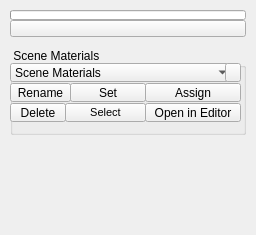
This is ui/1_base_menus/2_sub_menus/3_main_menus/materials.ui in m3trik/Scripts_portable as Qt 5 draws it before an edit. The edited form follows.
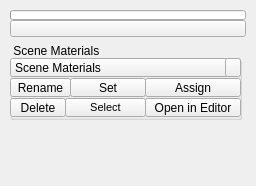
This is the edited form. Custom widgets are drawn as their Qt base class.

What changed in the file:
```diff
--- a/ui/1_base_menus/2_sub_menus/3_main_menus/materials.ui
+++ b/ui/1_base_menus/2_sub_menus/3_main_menus/materials.ui
@@ -10,7 +10,7 @@
     <x>0</x>
     <y>0</y>
     <width>256</width>
-    <height>235</height>
+    <height>186</height>
    </rect>
   </property>
   <property name="minimumSize">
@@ -44,7 +44,7 @@
       <x>10</x>
       <y>10</y>
       <width>236</width>
-      <height>215</height>
+      <height>146</height>
      </rect>
     </property>
     <layout class="QGridLayout" name="gridLayout_2">
@@ -78,12 +78,12 @@
        <property name="minimumSize">
         <size>
          <width>0</width>
-         <height>87</height>
+         <height>77</height>
         </size>
        </property>
        <property name="maximumSize">
         <size>
-         <width>999</width>
+         <width>232</width>
          <height>64</height>
         </size>
        </property>
@@ -284,13 +284,13 @@
          <rect>
           <x>0</x>
           <y>15</y>
-          <width>224</width>
+          <width>231</width>
           <height>19</height>
          </rect>
         </property>
         <property name="minimumSize">
          <size>
-          <width>224</width>
+          <width>231</width>
           <height>0</height>
          </size>
         </property>
```
